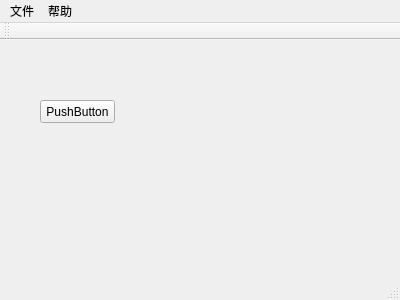
Above: src/cicada/main/cicadamainwindow.ui from idlerfisher/cicada before the change. Below: the same form after it.
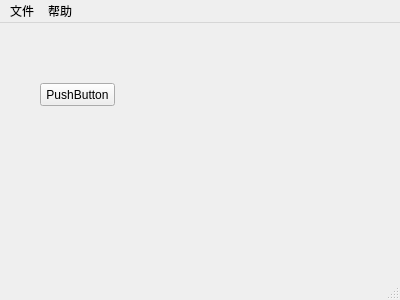
That is the form after the change.

Commit message: issue:新增道友GM生成界面，用于模糊匹配物品名称，自动生成GM命令到剪切板

```diff
--- a/src/cicada/main/cicadamainwindow.ui
+++ b/src/cicada/main/cicadamainwindow.ui
@@ -52,14 +52,6 @@
    <addaction name="menu"/>
    <addaction name="menu_2"/>
   </widget>
-  <widget class="QToolBar" name="mainToolBar">
-   <attribute name="toolBarArea">
-    <enum>TopToolBarArea</enum>
-   </attribute>
-   <attribute name="toolBarBreak">
-    <bool>false</bool>
-   </attribute>
-  </widget>
   <widget class="QStatusBar" name="statusBar"/>
   <action name="actionQuit">
    <property name="text">
```
The commit also changes 5 other files.
